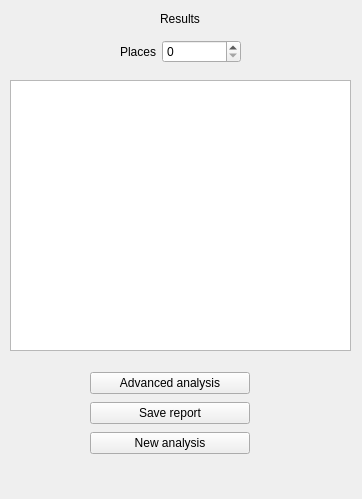
Above: UI/result_widget.ui from robmaz22/app_students before the change. Below: the same form after it.
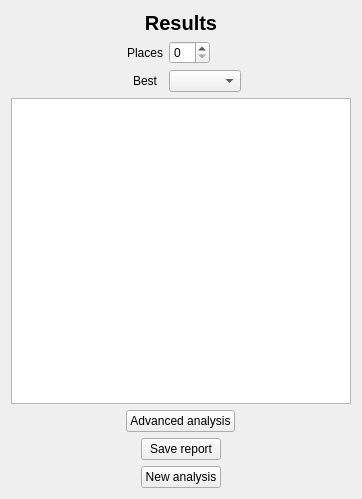
That is the form after the change.

What changed in the file:
```diff
--- a/UI/result_widget.ui
+++ b/UI/result_widget.ui
@@ -13,84 +13,131 @@
   <property name="windowTitle">
    <string>Form</string>
   </property>
+  <layout class="QVBoxLayout" name="verticalLayout_2">
+   <item>
   <widget class="QLabel" name="label">
-   <property name="geometry">
-    <rect>
-     <x>160</x>
-     <y>10</y>
-     <width>67</width>
-     <height>17</height>
-    </rect>
+     <property name="font">
+      <font>
+       <pointsize>15</pointsize>
+       <weight>75</weight>
+       <bold>true</bold>
+      </font>
    </property>
    <property name="text">
     <string>Results</string>
    </property>
-  </widget>
-  <widget class="QWidget" name="formLayoutWidget">
-   <property name="geometry">
-    <rect>
-     <x>120</x>
-     <y>40</y>
-     <width>121</width>
-     <height>31</height>
-    </rect>
-   </property>
-   <layout class="QFormLayout" name="formLayout">
+     <property name="alignment">
+      <set>Qt::AlignCenter</set>
+     </property>
+    </widget>
+   </item>
+   <item>
+    <layout class="QFormLayout" name="formLayout_2">
+     <property name="labelAlignment">
+      <set>Qt::AlignCenter</set>
+     </property>
+     <property name="formAlignment">
+      <set>Qt::AlignHCenter|Qt::AlignTop</set>
+     </property>
     <item row="0" column="0">
      <widget class="QLabel" name="label_2">
+       <property name="sizePolicy">
+        <sizepolicy hsizetype="Fixed" vsizetype="Preferred">
+         <horstretch>0</horstretch>
+         <verstretch>0</verstretch>
+        </sizepolicy>
+       </property>
+       <property name="layoutDirection">
+        <enum>Qt::LeftToRight</enum>
+       </property>
       <property name="text">
        <string>Places</string>
       </property>
+       <property name="alignment">
+        <set>Qt::AlignLeading|Qt::AlignLeft|Qt::AlignVCenter</set>
+       </property>
+      </widget>
+     </item>
+     <item row="1" column="1">
+      <widget class="QComboBox" name="comboBox">
+       <property name="sizePolicy">
+        <sizepolicy hsizetype="Fixed" vsizetype="Fixed">
+         <horstretch>0</horstretch>
+         <verstretch>0</verstretch>
+        </sizepolicy>
+       </property>
+      </widget>
+     </item>
+     <item row="1" column="0">
+      <widget class="QLabel" name="label_3">
+       <property name="text">
+        <string>Best</string>
+       </property>
      </widget>
     </item>
     <item row="0" column="1">
-     <widget class="QSpinBox" name="spinBox"/>
-    </item>
-   </layout>
-  </widget>
-  <widget class="QTextEdit" name="textEdit">
-   <property name="geometry">
-    <rect>
-     <x>10</x>
-     <y>80</y>
-     <width>341</width>
-     <height>271</height>
-    </rect>
-   </property>
-  </widget>
-  <widget class="QWidget" name="verticalLayoutWidget">
-   <property name="geometry">
-    <rect>
-     <x>90</x>
-     <y>370</y>
-     <width>160</width>
-     <height>89</height>
-    </rect>
-   </property>
+      <widget class="QSpinBox" name="spinBox">
+       <property name="sizePolicy">
+        <sizepolicy hsizetype="Fixed" vsizetype="Minimum">
+         <horstretch>0</horstretch>
+         <verstretch>0</verstretch>
+        </sizepolicy>
+       </property>
+      </widget>
+     </item>
+    </layout>
+   </item>
+   <item>
    <layout class="QVBoxLayout" name="verticalLayout">
     <item>
+      <widget class="QTextEdit" name="textEdit">
+       <property name="frameShadow">
+        <enum>QFrame::Raised</enum>
+       </property>
+      </widget>
+     </item>
+     <item alignment="Qt::AlignHCenter">
      <widget class="QPushButton" name="pushButton">
+       <property name="sizePolicy">
+        <sizepolicy hsizetype="Fixed" vsizetype="Fixed">
+         <horstretch>0</horstretch>
+         <verstretch>0</verstretch>
+        </sizepolicy>
+       </property>
       <property name="text">
        <string>Advanced analysis</string>
       </property>
      </widget>
     </item>
-    <item>
+     <item alignment="Qt::AlignHCenter">
      <widget class="QPushButton" name="pushButton_2">
+       <property name="sizePolicy">
+        <sizepolicy hsizetype="Fixed" vsizetype="Fixed">
+         <horstretch>0</horstretch>
+         <verstretch>0</verstretch>
+        </sizepolicy>
+       </property>
       <property name="text">
        <string>Save report</string>
       </property>
      </widget>
     </item>
-    <item>
+     <item alignment="Qt::AlignHCenter">
      <widget class="QPushButton" name="pushButton_3">
+       <property name="sizePolicy">
+        <sizepolicy hsizetype="Fixed" vsizetype="Fixed">
+         <horstretch>0</horstretch>
+         <verstretch>0</verstretch>
+        </sizepolicy>
+       </property>
       <property name="text">
        <string>New analysis</string>
       </property>
      </widget>
     </item>
    </layout>
-  </widget>
+   </item>
+  </layout>
  </widget>
  <resources/>
  <connections/>
```
Lines whose indentation alone changed are shown as unchanged.
